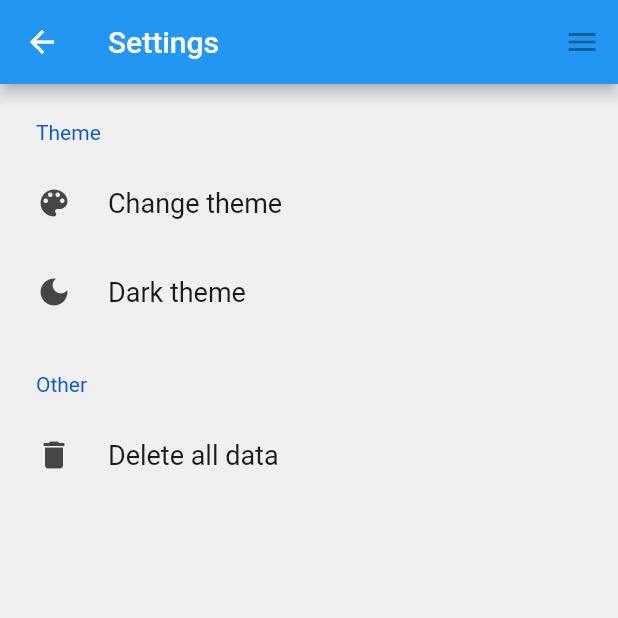
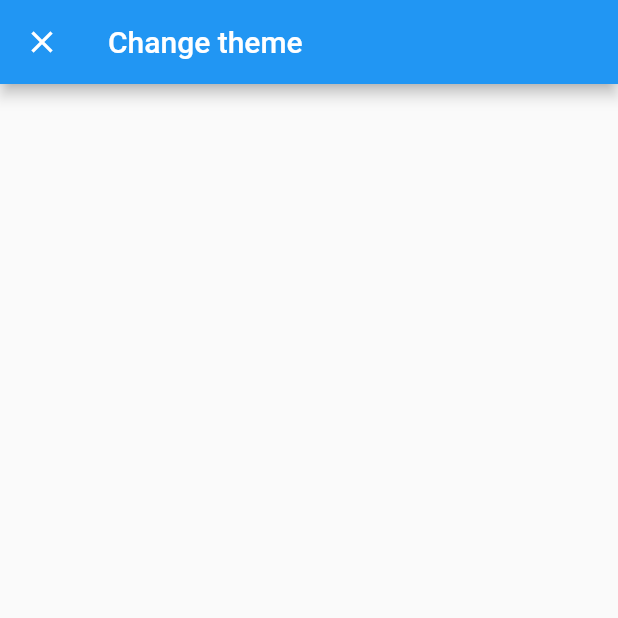
Before and after one commit to emberal/tic_tac_toe_upgraded, a Flutter app: the SettingsPage screen opened by its route, after a tap on "Change theme", on a phone screen of 412 x 824 dp, the top half of it. Run offline on Flutter 3.47's test engine with Material 2 defaults, Android fonts, the phone set to English and light mode, and no system bars; drawn by our look-alikes of settings_ui; our stand-ins replace package_info_plus, shared_preferences; accounts and stored records are empty.

Commit message:
Setup fullscreen dialog

```diff
--- a/lib/settings.dart
+++ b/lib/settings.dart
@@ -11,7 +11,15 @@ class SettingsPage extends StatefulWidget {
 }
 
 class _SettingsPageState extends State<SettingsPage> {
-  void _setTheme() {}
+  void _setTheme() {
+    Navigator.of(context).push(
+      MaterialPageRoute(
+        builder: (BuildContext context) =>
+            const FullScreenDialog(title: "Change theme"),
+        fullscreenDialog: true,
+      ),
+    );
+  }
 
   void _setDarkTheme() {
     showDialog(
@@ -128,3 +136,18 @@ class _SettingsPageState extends State<SettingsPage> {
     );
   }
 }
+
+class FullScreenDialog extends StatelessWidget {
+  const FullScreenDialog({super.key, this.title = ""});
+
+  final String title;
+
+  @override
+  Widget build(BuildContext context) {
+    return Scaffold(
+      appBar: AppBar(
+        title: Text(title),
+      ),
+    );
+  }
+}
```
